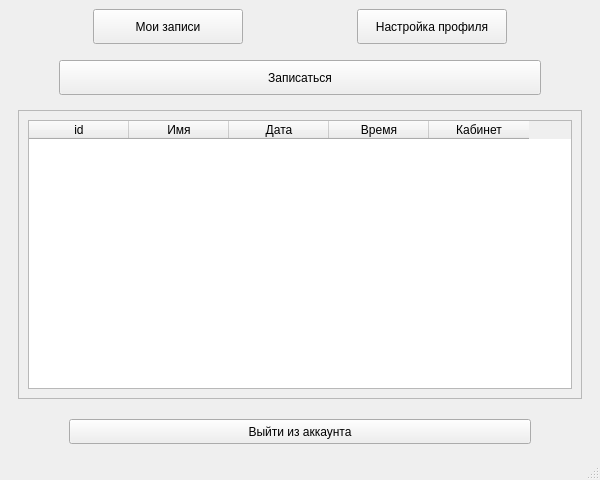
Old version of the form clientmenu.ui in the repository iktkhor/dentapp.
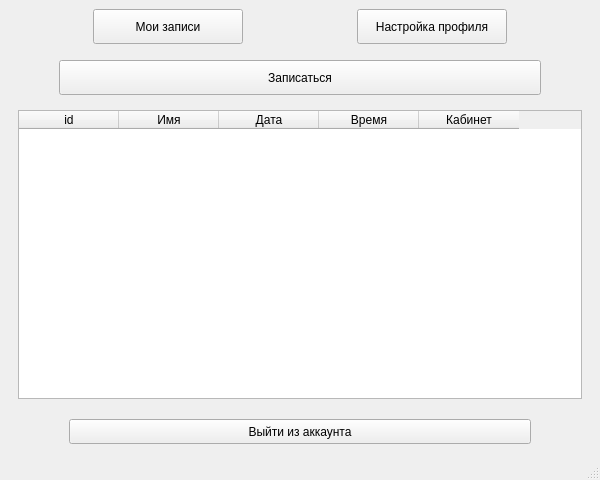
New version of the form. The open tabs and pages were chosen to show the change.

```diff
--- a/clientmenu.ui
+++ b/clientmenu.ui
@@ -106,21 +106,6 @@
       <widget class="QWidget" name="page">
        <layout class="QHBoxLayout" name="horizontalLayout_3">
         <item>
-         <widget class="QScrollArea" name="scrollArea">
-          <property name="widgetResizable">
-           <bool>true</bool>
-          </property>
-          <widget class="QWidget" name="scrollAreaWidgetContents">
-           <property name="geometry">
-            <rect>
-             <x>0</x>
-             <y>0</y>
-             <width>562</width>
-             <height>265</height>
-            </rect>
-           </property>
-           <layout class="QHBoxLayout" name="horizontalLayout">
-            <item>
              <widget class="QTableWidget" name="free_apps_table">
               <column>
                <property name="text">
@@ -147,10 +132,6 @@
                 <string>Кабинет</string>
                </property>
               </column>
-             </widget>
-            </item>
-           </layout>
-          </widget>
          </widget>
         </item>
        </layout>
```
Lines whose indentation alone changed are shown as unchanged.
